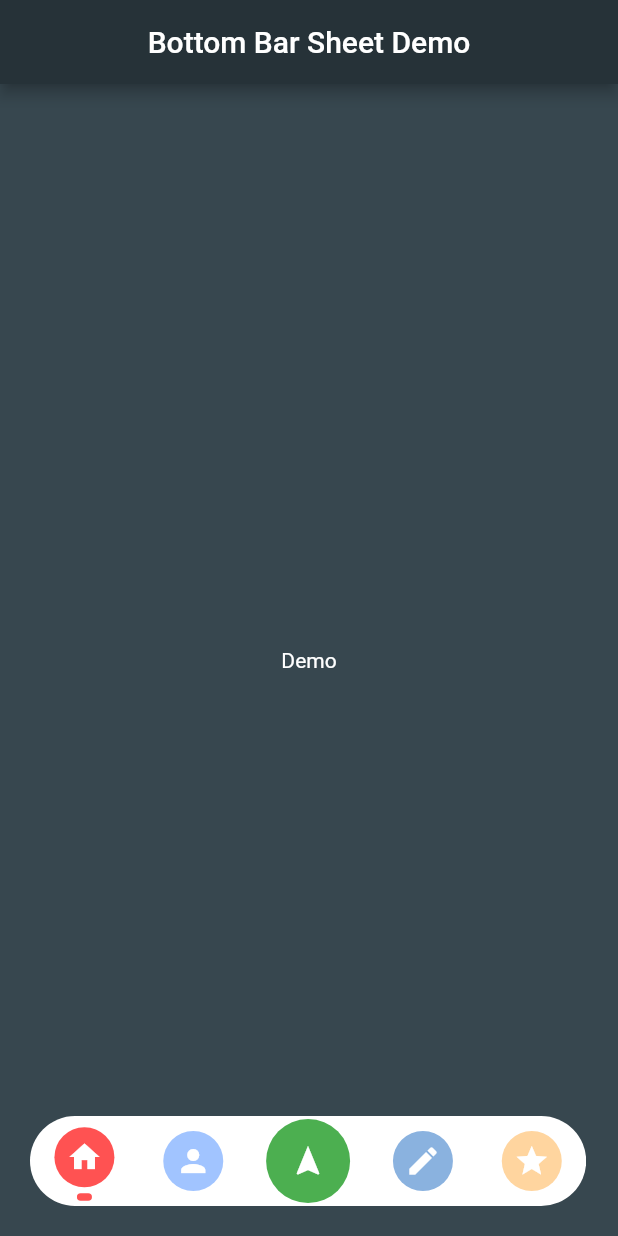
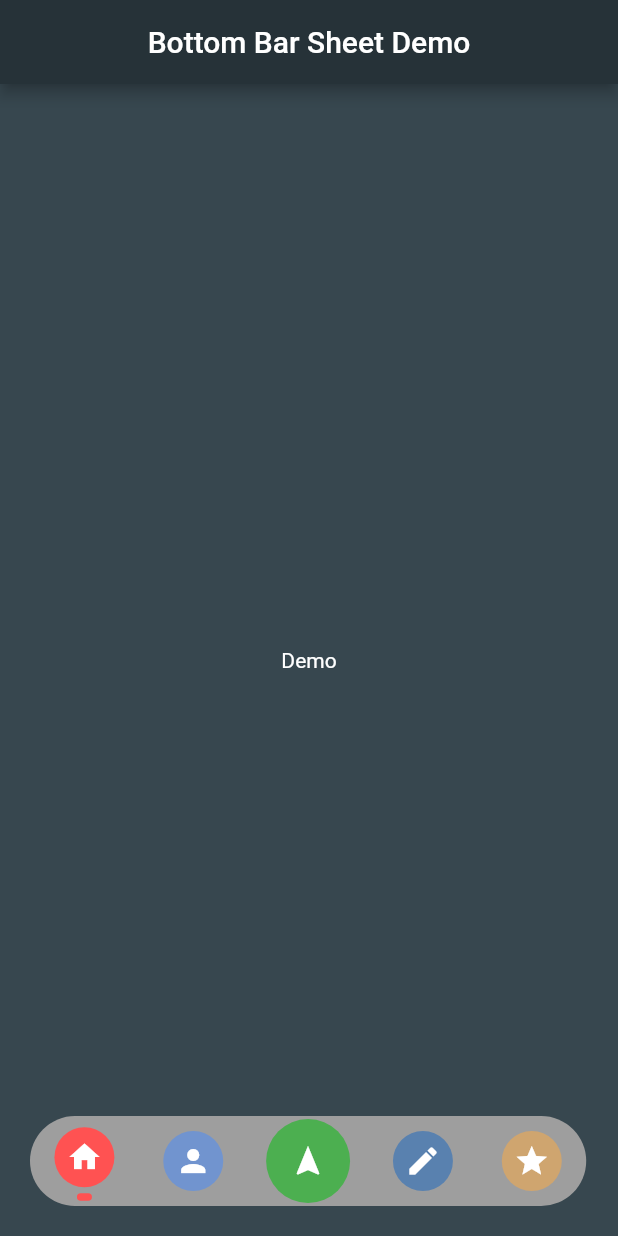
Before and after one commit to ajomuch92/flutter-bottom-sheet-expandable-bar, a Flutter app: the screen it shows after launch, on a phone screen of 412 x 824 dp. Run offline on Flutter 3.47's test engine with Material 2 defaults, Android fonts, the phone set to English and light mode, and no system bars.

Commit message:
Fixing bug to add a background color for bottom bar

```diff
--- a/example/lib/main.dart
+++ b/example/lib/main.dart
@@ -52,6 +52,8 @@ class _MyHomePageState extends State<MyHomePage> {
         innerChild: Center(child: Text('Bottom sheet'),),
         currentIndex: _currentIndex,
         curve: Curves.bounceIn,
+        backgroundBarColor: Colors.grey,
+        backgroundColor: Colors.yellowAccent,
         children: [
           BottomSheetBarIcon(
             icon: Icon(Icons.home),
--- a/lib/bottom_sheet_expandable_bar.dart
+++ b/lib/bottom_sheet_expandable_bar.dart
@@ -58,8 +58,8 @@ class BottomBarSheet extends StatefulWidget {
 
   /// children: List of BottomSheetBarIcon to show whitin the widget
   /// buttonPosition: Value to indicate the position of the expandable button (center, end)
-  /// backgroundColor: Bottom bar calor
-  /// backgroundBarColor: Color for container when is expanded
+  /// backgroundColor: Color for container when is expanded
+  /// backgroundBarColor: Bottom bar calor
   /// showExpandableButton: Boolean value to show the expandable button
   /// innerChild: Widget to render into the bottom sheet
   /// bottomRadius: Double value to indicate when radius for corner on bottom bar
@@ -147,7 +147,7 @@ class _BottomBarSheetState extends State<BottomBarSheet> {
       builder: (BuildContext context) => AnimatedContainer(
         margin: EdgeInsets.all(20),
         decoration: BoxDecoration(
-            color: !_showSecond ? Colors.transparent : widget.backgroundColor,
+            color: !_showSecond ? widget.backgroundBarColor : widget.backgroundColor,
             borderRadius: BorderRadius.circular(30)),
         child: AnimatedCrossFade(
             firstChild: Container(
@@ -156,7 +156,7 @@ class _BottomBarSheetState extends State<BottomBarSheet> {
               decoration: BoxDecoration(
                 borderRadius:
                     BorderRadius.all(Radius.circular(widget.bottomRadius)),
-                color: Colors.white,
+                // color: widget.backgroundBarColor,
               ),
               child: Row(
                 mainAxisAlignment: MainAxisAlignment.spaceAround,
@@ -165,6 +165,7 @@ class _BottomBarSheetState extends State<BottomBarSheet> {
               ),
             ),
             secondChild: Container(
+                // color: widget.backgroundColor,
                 constraints: BoxConstraints.expand(
                   height: widget.bottomSheetHeight ?? (_size.height * 0.75),
                 ),
--- a/pubspec.yaml
+++ b/pubspec.yaml
@@ -1,6 +1,6 @@
 name: bottom_sheet_expandable_bar
 description: A package to show and bottom bar with the capability to expand and show a bottom sheet
-version: 0.1.1
+version: 0.1.2
 homepage: https://github.com/ajomuch92/flutter-bottom-sheet-expandable-bar
 
 environment:
```
Also changed, not shown: example/pubspec.lock, pubspec.lock, 1 other file.
